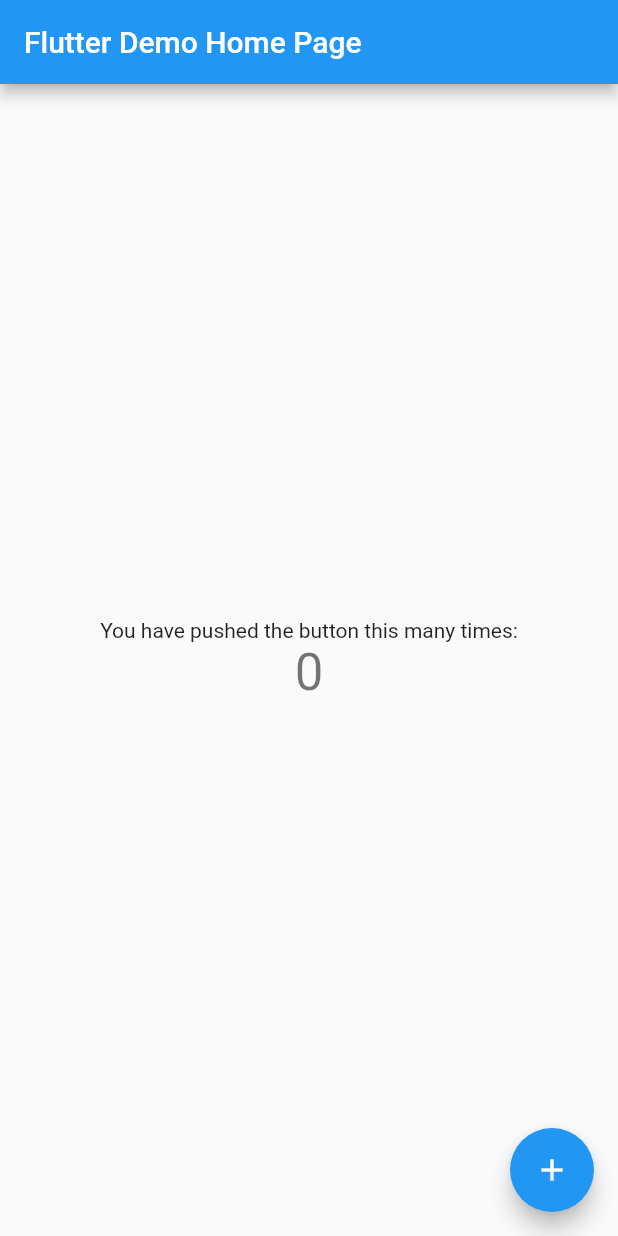
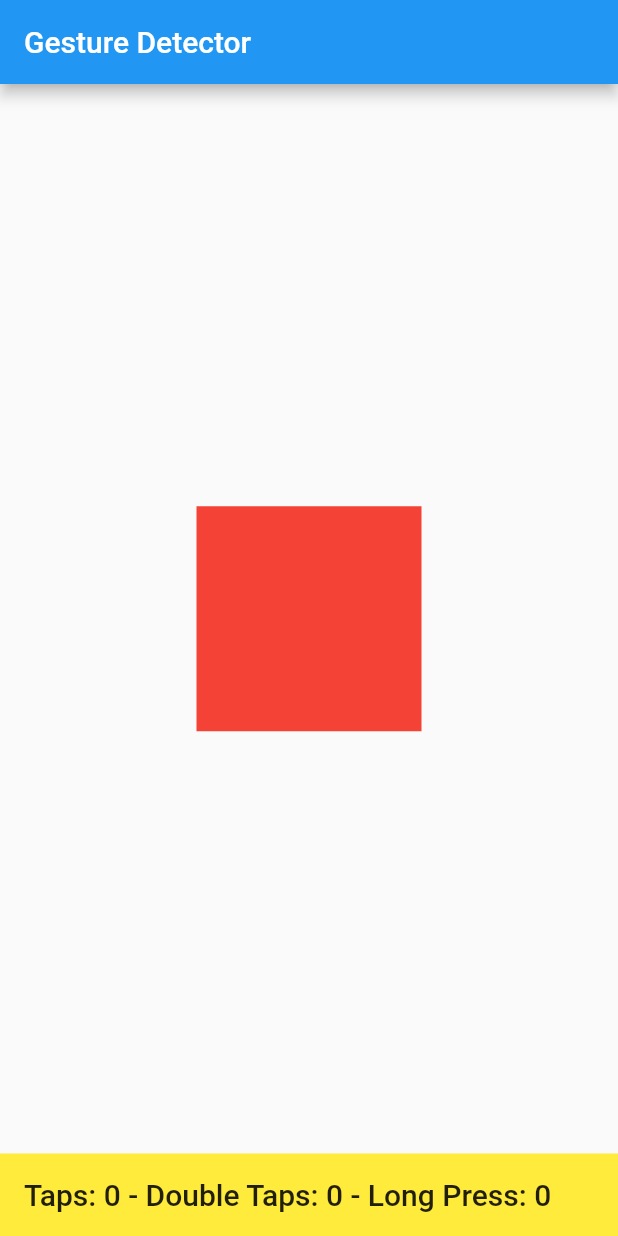
Before and after one commit to mirzayogy/flutter-fundamental, a Flutter app: the screen it shows after launch, on a phone screen of 412 x 824 dp. Run offline on Flutter 3.47's test engine with Material 2 defaults, Android fonts, the phone set to English and light mode, and no system bars; our stand-ins replace font_awesome_flutter, webview_flutter.

Commit message:
a03 gesture detection, ontap, ondoubletap, onlongpress

```diff
--- a/a03_latihan_gesture_detector/lib/main.dart
+++ b/a03_latihan_gesture_detector/lib/main.dart
@@ -1,8 +1,6 @@
 import 'package:flutter/material.dart';
 
-void main() {
-  runApp(const MyApp());
-}
+void main() => runApp(const MyApp());
 
 class MyApp extends StatelessWidget {
   const MyApp({Key? key}) : super(key: key);
@@ -11,105 +9,66 @@
   @override
   Widget build(BuildContext context) {
     return MaterialApp(
-      title: 'Flutter Demo',
+      title: 'Gesture Detector',
       theme: ThemeData(
-        // This is the theme of your application.
-        //
-        // Try running your application with "flutter run". You'll see the
-        // application has a blue toolbar. Then, without quitting the app, try
-        // changing the primarySwatch below to Colors.green and then invoke
-        // "hot reload" (press "r" in the console where you ran "flutter run",
-        // or simply save your changes to "hot reload" in a Flutter IDE).
-        // Notice that the counter didn't reset back to zero; the application
-        // is not restarted.
         primarySwatch: Colors.blue,
       ),
-      home: const MyHomePage(title: 'Flutter Demo Home Page'),
+      home: const MyHomePage(),
     );
   }
 }
 
 class MyHomePage extends StatefulWidget {
-  const MyHomePage({Key? key, required this.title}) : super(key: key);
-
-  // This widget is the home page of your application. It is stateful, meaning
-  // that it has a State object (defined below) that contains fields that affect
-  // how it looks.
-
-  // This class is the configuration for the state. It holds the values (in this
-  // case the title) provided by the parent (in this case the App widget) and
-  // used by the build method of the State. Fields in a Widget subclass are
-  // always marked "final".
-
-  final String title;
+  const MyHomePage({Key? key}) : super(key: key);
 
   @override
-  State<MyHomePage> createState() => _MyHomePageState();
+  _MyHomePageState createState() => _MyHomePageState();
 }
 
 class _MyHomePageState extends State<MyHomePage> {
-  int _counter = 0;
-
-  void _incrementCounter() {
-    setState(() {
-      // This call to setState tells the Flutter framework that something has
-      // changed in this State, which causes it to rerun the build method below
-      // so that the display can reflect the updated values. If we changed
-      // _counter without calling setState(), then the build method would not be
-      // called again, and so nothing would appear to happen.
-      _counter++;
-    });
-  }
+  final double boxSize = 150.0;
+  int numTaps = 0;
+  int numDoubleTaps = 0;
+  int numLongPress = 0;
 
   @override
   Widget build(BuildContext context) {
-    // This method is rerun every time setState is called, for instance as done
-    // by the _incrementCounter method above.
-    //
-    // The Flutter framework has been optimized to make rerunning build methods
-    // fast, so that you can just rebuild anything that needs updating rather
-    // than having to individually change instances of widgets.
     return Scaffold(
       appBar: AppBar(
-        // Here we take the value from the MyHomePage object that was created by
-        // the App.build method, and use it to set our appbar title.
-        title: Text(widget.title),
+        title: const Text('Gesture Detector'),
       ),
       body: Center(
-        // Center is a layout widget. It takes a single child and positions it
-        // in the middle of the parent.
-        child: Column(
-          // Column is also a layout widget. It takes a list of children and
-          // arranges them vertically. By default, it sizes itself to fit its
-          // children horizontally, and tries to be as tall as its parent.
-          //
-          // Invoke "debug painting" (press "p" in the console, choose the
-          // "Toggle Debug Paint" action from the Flutter Inspector in Android
-          // Studio, or the "Toggle Debug Paint" command in Visual Studio Code)
-          // to see the wireframe for each widget.
-          //
-          // Column has various properties to control how it sizes itself and
-          // how it positions its children. Here we use mainAxisAlignment to
-          // center the children vertically; the main axis here is the vertical
-          // axis because Columns are vertical (the cross axis would be
-          // horizontal).
-          mainAxisAlignment: MainAxisAlignment.center,
-          children: <Widget>[
-            const Text(
-              'You have pushed the button this many times:',
-            ),
-            Text(
-              '$_counter',
-              style: Theme.of(context).textTheme.headline4,
-            ),
-          ],
+        child: GestureDetector(
+          onTap: () {
+            setState(() {
+              numTaps++;
+            });
+          },
+          onDoubleTap: () {
+            setState(() {
+              numDoubleTaps++;
+            });
+          },
+          onLongPress: () {
+            setState(() {
+              numLongPress++;
+            });
+          },
+          child: Container(
+            width: boxSize,
+            height: boxSize,
+            decoration: const BoxDecoration(color: Colors.red),
+          ),
         ),
       ),
-      floatingActionButton: FloatingActionButton(
-        onPressed: _incrementCounter,
-        tooltip: 'Increment',
-        child: const Icon(Icons.add),
-      ), // This trailing comma makes auto-formatting nicer for build methods.
+      bottomNavigationBar: Container(
+        color: Colors.yellow,
+        padding: const EdgeInsets.all(16.0),
+        child: Text(
+          'Taps: $numTaps - Double Taps: $numDoubleTaps - Long Press: $numLongPress',
+          style: Theme.of(context).textTheme.headline6,
+        ),
+      ),
     );
   }
 }
```
